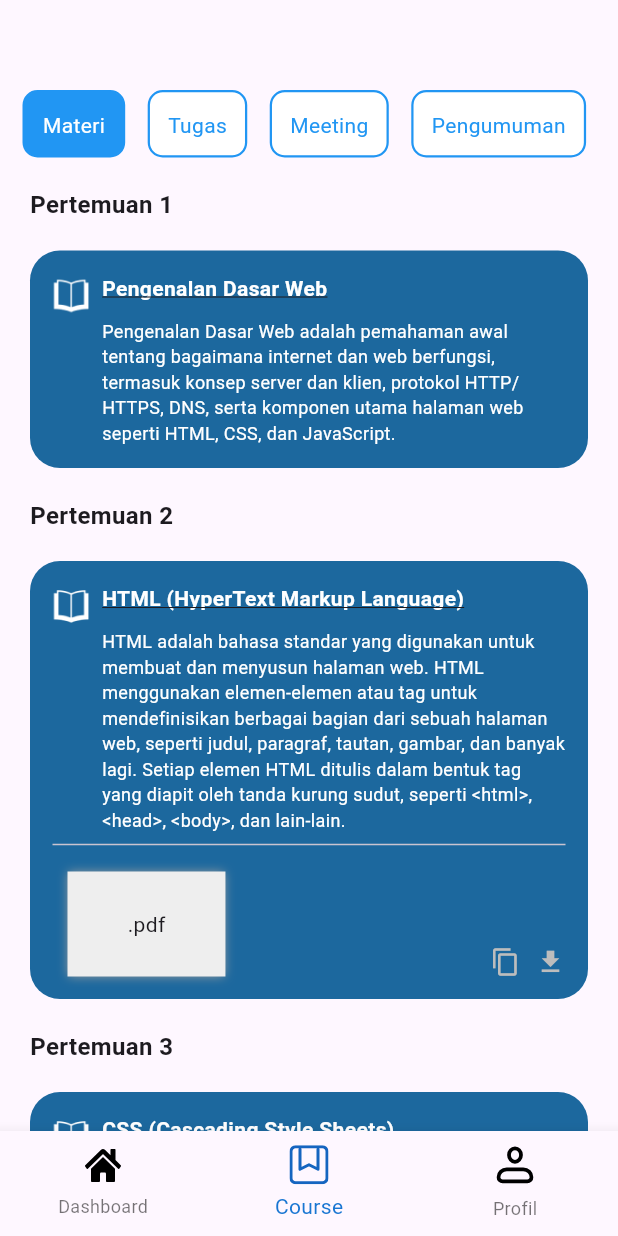
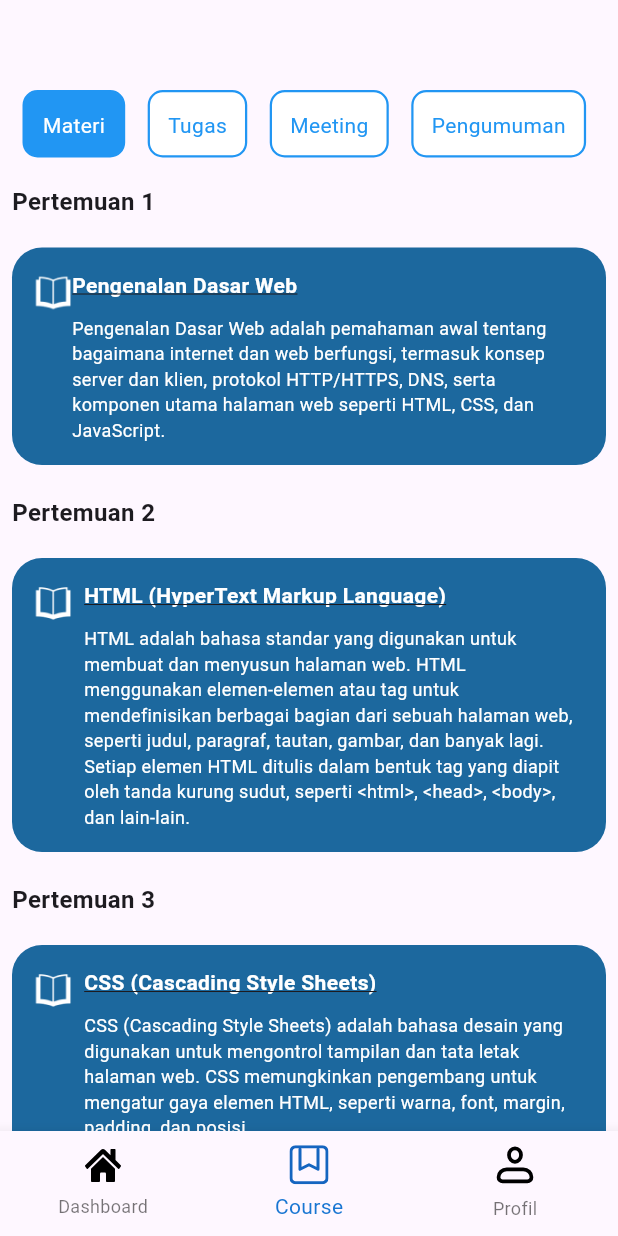
Before and after one commit to Angelaone21/LMS-Infinite-Learning-Mobile, a Flutter app: the HomeMentee screen opened directly, item 2 of the bottom bar chosen, on a phone screen of 412 x 824 dp. Run offline on Flutter 3.47's test engine with Material 3 defaults, Android fonts, the phone set to English and light mode, and no system bars; our stand-ins replace flutter_svg, image_picker; missing offline and left inert: expandable_datatable, quill_html_editor; project files that could hold a hidden picture were left out.

Commit message:
perubahan kodingan pada course page, bagian role mentee di materi list, dan tugas list

```diff
--- a/lib/mentee/pages/course/materi_list.dart
+++ b/lib/mentee/pages/course/materi_list.dart
@@ -2,16 +2,159 @@ import 'package:flutter/src/widgets/container.dart';
 import 'package:flutter/src/widgets/framework.dart';
 import 'package:flutter/material.dart';
 
-class MateriList extends StatelessWidget {
-  const MateriList({super.key});
+class MateriList extends StatefulWidget {
+  const MateriList({Key? key}) : super(key: key);
+
+  @override
+  _MateriListState createState() => _MateriListState();
+}
+
+class _MateriListState extends State<MateriList> {
+  var _clickedDetails = false;
+
+ Widget _buildMateriDetail(String title, String description) {
+    return Container(
+      padding: EdgeInsets.all(10),
+      child: Column(
+        crossAxisAlignment: CrossAxisAlignment.start,
+        children: [
+          SizedBox(height: 10), //mengatur ikon panah
+          Row(
+            children: [
+              IconButton(
+                color: Colors.black,
+                onPressed: () {
+                  setState(() {
+                    _clickedDetails = false;
+                  });
+                },
+                icon: Icon(Icons.arrow_back),
+              ),
+              SizedBox(height: 10),
+              Text(
+                title,
+                style: TextStyle(
+                  fontSize: 18,
+                  fontWeight: FontWeight.bold,
+                ),
+              ),
+            ],
+          ),
+
+          SizedBox(height: 20), //mengatur gambar pada deatil course mentee
+          Container(
+            decoration: BoxDecoration(
+              color: Color.fromARGB(255, 28, 104, 158),
+              borderRadius: BorderRadius.circular(15),
+            ),
+              child: ClipRRect(
+              borderRadius: BorderRadius.circular(15), // Sama dengan borderRadius di atas
+              child: Image.asset(
+                'assets/images/play.jpg',
+                height: 80,
+                width: double.infinity,
+                fit: BoxFit.cover,
+              ),
+            ),
+          ),
+
+          Divider(),
+          SizedBox(height: 8),
+          Container(
+            padding: EdgeInsets.symmetric(horizontal: 20, vertical: 10),
+            decoration: BoxDecoration(
+              color: Color.fromARGB(255, 255, 254, 254),
+              borderRadius: BorderRadius.circular(10),
+            ),
+             child: Column(
+              crossAxisAlignment: CrossAxisAlignment.start,
+              children: [
+                Text(
+                  'Penjelasan ',
+                  style: TextStyle(
+                    fontSize: 18,
+                    fontWeight: FontWeight.bold,
+                  ),
+                ),
+                SizedBox(height: 8),
+                Text(
+                  description,
+                  style: TextStyle(
+                    fontSize: 14,
+                    color: Colors.black,
+                  ),
+                ),
+              ],
+            ),
+          ),
+
+          Divider(), //mengatu ukuran kolom pdf deatil course mentee
+          SizedBox(height: 10),
+          Container(
+            padding: EdgeInsets.symmetric(horizontal: 10, vertical: 20),
+            decoration: BoxDecoration(
+              color: Color.fromARGB(255, 53, 120, 168),
+              borderRadius: BorderRadius.circular(10),
+              boxShadow: [
+                BoxShadow(
+                  color: Color.fromARGB(255, 28, 104, 158),
+                  blurRadius: 5.0,
+                ),
+              ],
+            ),
+            child:
+            Row(
+              mainAxisAlignment: MainAxisAlignment.spaceBetween,
+              children: [
+                Text(
+                  "Pengenalan Dasar Web.pdf",
+                  style: TextStyle(
+                    color: Colors.white,
+                    fontSize: 16,
+                  ),
+                ),
+                Row(
+                  children: [
+                    Icon(
+                      Icons.copy,
+                      color: Colors.white,
+                      size: 20,
+                    ),
+                    SizedBox(width: 10),
+                    Icon(
+                      Icons.download,
+                      color: Colors.white,
+                      size: 20,
+                    ),
+                  ],
+                ),
+              ],
+            ),
+          ),
+        ],
+      ),
+    );
+  }
 
   @override
   Widget build(BuildContext context) {
     return Expanded(
-        child: ListView(
-      padding: EdgeInsets.symmetric(horizontal: 20, vertical: 10),
+        child: _clickedDetails
+        ? _buildMateriDetail(
+          "Pengenalan Dasar Web",
+          "Pengenalan dasar web adalah pemahaman awal tentang bagaimana internet dan web berfungsi"
+          "termasuk konsep server dan klien, protokol HTTP/HTTP, DNS, serta komponen utama haalaman web"
+          "seperti HTML, CSS, dan JavaScript")
+        : ListView(
+      padding: EdgeInsets.symmetric(horizontal: 8, vertical: 8),
       children: [
-        Container(
+        GestureDetector(
+          onTap: () {
+            setState(() {
+              _clickedDetails = true;
+            });
+          },
+        child: Container(
           child: Column(
             crossAxisAlignment: CrossAxisAlignment.start,
             children: [
@@ -34,7 +177,7 @@ class MateriList extends StatelessWidget {
                         height: 30,
                         color: Colors.white
                       ),
-                      SizedBox(width: 8),
+                      SizedBox(height: 20),
                       Expanded(
                           child: Column(
                         crossAxisAlignment: CrossAxisAlignment.start,
@@ -58,7 +201,7 @@ class MateriList extends StatelessWidget {
                       ))
                     ]),
               )
-            ],
+            ]),
           ),
         ),
         SizedBox(height: 20),
@@ -68,7 +211,9 @@ class MateriList extends StatelessWidget {
             children: [
               Text("Pertemuan 2",
                   style: TextStyle(
-                      fontSize: 16, height: 1.4, fontWeight: FontWeight.bold)),
+                      fontSize: 16, height: 1.4, fontWeight: FontWeight.bold)
+                      ),
+
               SizedBox(height: 20),
               Container(
                 padding:
@@ -110,46 +255,6 @@ class MateriList extends StatelessWidget {
                             ],
                           ))
                         ]),
-                    Divider(),
-                    SizedBox(height: 10),
-                    Container(
-                      child: Row(
-                          mainAxisAlignment: MainAxisAlignment.spaceBetween,
-                          crossAxisAlignment: CrossAxisAlignment.end,
-                          children: [
-                            Container(
-                                margin: EdgeInsets.symmetric(horizontal: 10),
-                                padding: EdgeInsets.symmetric(
-                                    horizontal: 40, vertical: 25),
-                                decoration: BoxDecoration(
-                                    color: Colors.grey[200],
-                                    boxShadow: [
-                                      BoxShadow(
-                                        color: Colors.grey,
-                                        blurRadius: 5.0,
-                                      ),
-                                    ]),
-                                child: Text(
-                                  ".pdf",
-                                )),
-                            Row(
-                              crossAxisAlignment: CrossAxisAlignment.end,
-                              children: [
-                                Icon(
-                                  Icons.copy,
-                                  color: Colors.grey[400],
-                                  size: 20,
-                                ),
-                                SizedBox(width: 10),
-                                Icon(
-                                  Icons.download,
-                                  color: Colors.grey[400],
-                                  size: 20,
-                                ),
-                              ],
-                            )
-                          ]),
-                    ),
                   ],
                 ),
               )
@@ -256,46 +361,6 @@ class MateriList extends StatelessWidget {
                             ],
                           ))
                         ]),
-                    Divider(),
-                    SizedBox(height: 10),
-                    Container(
-                      child: Row(
-                          mainAxisAlignment: MainAxisAlignment.spaceBetween,
-                          crossAxisAlignment: CrossAxisAlignment.end,
-                          children: [
-                            Container(
-                                margin: EdgeInsets.symmetric(horizontal: 10),
-                                padding: EdgeInsets.symmetric(
-                                    horizontal: 40, vertical: 25),
-                                decoration: BoxDecoration(
-                                    color: Colors.grey[200],
-                                    boxShadow: [
-                                      BoxShadow(
-                                        color: Colors.grey,
-                                        blurRadius: 5.0,
-                                      ),
-                                    ]),
-                                child: Text(
-                                  ".pdf",
-                                )),
-                            Row(
-                              crossAxisAlignment: CrossAxisAlignment.end,
-                              children: [
-                                Icon(
-                                  Icons.copy,
-                                  color: Colors.grey[400],
-                                  size: 20,
-                                ),
-                                SizedBox(width: 10),
-                                Icon(
-                                  Icons.download,
-                                  color: Colors.grey[400],
-                                  size: 20,
-                                ),
-                              ],
-                            )
-                          ]),
-                    ),
                   ],
                 ),
               )
@@ -453,46 +518,6 @@ class MateriList extends StatelessWidget {
                             ],
                           ))
                         ]),
-                    Divider(),
-                    SizedBox(height: 10),
-                    Container(
-                      child: Row(
-                          mainAxisAlignment: MainAxisAlignment.spaceBetween,
-                          crossAxisAlignment: CrossAxisAlignment.end,
-                          children: [
-                            Container(
-                                margin: EdgeInsets.symmetric(horizontal: 10),
-                                padding: EdgeInsets.symmetric(
-                                    horizontal: 40, vertical: 25),
-                                decoration: BoxDecoration(
-                                    color: Colors.grey[200],
-                                    boxShadow: [
-                                      BoxShadow(
-                                        color: Colors.grey,
-                                        blurRadius: 5.0,
-                                      ),
-                                    ]),
-                                child: Text(
-                                  ".pdf",
-                                )),
-                            Row(
-                              crossAxisAlignment: CrossAxisAlignment.end,
-                              children: [
-                                Icon(
-                                  Icons.copy,
-                                  color: Colors.grey[400],
-                                  size: 20,
-                                ),
-                                SizedBox(width: 10),
-                                Icon(
-                                  Icons.download,
-                                  color: Colors.grey[400],
-                                  size: 20,
-                                ),
-                              ],
-                            )
-                          ]),
-                    ),
                   ],
                 ),
               )
--- a/lib/mentee/pages/course/tugas_list.dart
+++ b/lib/mentee/pages/course/tugas_list.dart
@@ -335,11 +335,10 @@ class TugasListState extends State<TugasList> {
               ));
   }
 
-  Widget _buildTugasDetail() {
+  Widget _buildTugasDetail() { //membuat tugas detail halaman mentee
     return Container(
       padding: EdgeInsets.symmetric(horizontal: 20, vertical: 10),
       child: ListView(
-        // crossAxisAlignment: CrossAxisAlignment.start,
         children: [
           Row(
             children: [
@@ -577,8 +576,6 @@ class TugasListState extends State<TugasList> {
                   ),
                   SizedBox(height: 30),
                   Container(
-                    // height: 30,
-                    // alignment: Alignment.center,
                     padding: EdgeInsets.all(10),
                     decoration: BoxDecoration(
                         color: Colors.grey[300],
--- a/lib/pages/course_page.dart
+++ b/lib/pages/course_page.dart
@@ -18,14 +18,12 @@ class _CoursePageState extends State<CoursePage> {
   Widget build(BuildContext context) {
     return Scaffold(
         appBar: PreferredSize(
-            preferredSize: Size.fromHeight(80.0), // here the desired height
+            preferredSize: Size.fromHeight(80.0),
             child: SafeArea(
               child: Container(
                   alignment: Alignment.centerLeft,
                   margin: EdgeInsets.symmetric(horizontal: 15),
-                  // alignment: Alignment.center,
                   height: 80,
-                  // color: Colors.red,
                   child: IconButton(
                       onPressed: () {
                         Navigator.of(context).pop();
@@ -47,7 +45,6 @@ class _CoursePageState extends State<CoursePage> {
                   height: 45,
                   margin: EdgeInsets.only(top: 10, bottom: 10, left: 15),
                   child: ListView(
-                      // padding: EdgeInsets.symmetric(vertical: 10),
                       scrollDirection: Axis.horizontal,
                       children: [
                         GestureDetector(
```
Also changed, not shown: assets/images/fundamental.jpg (added), assets/images/play.jpg (added).
